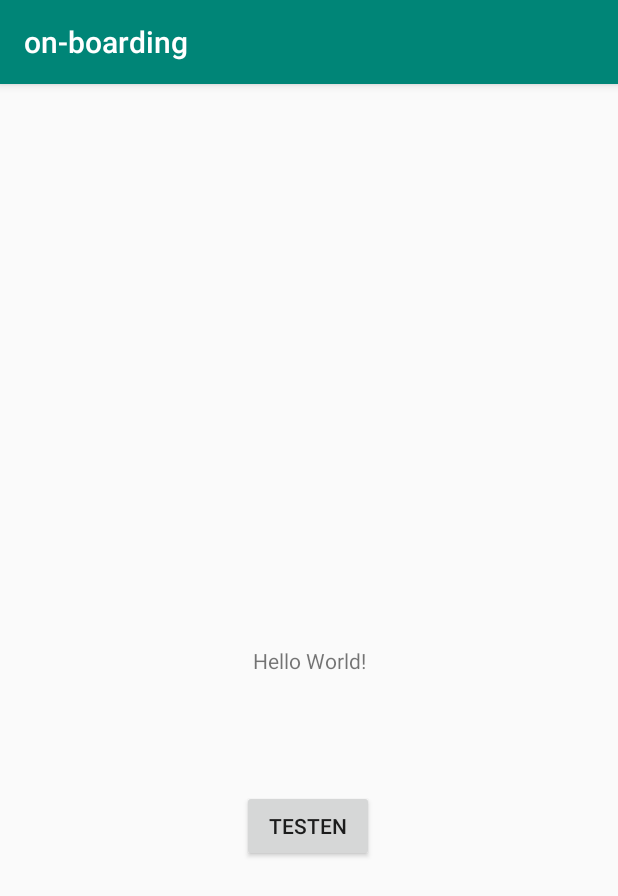
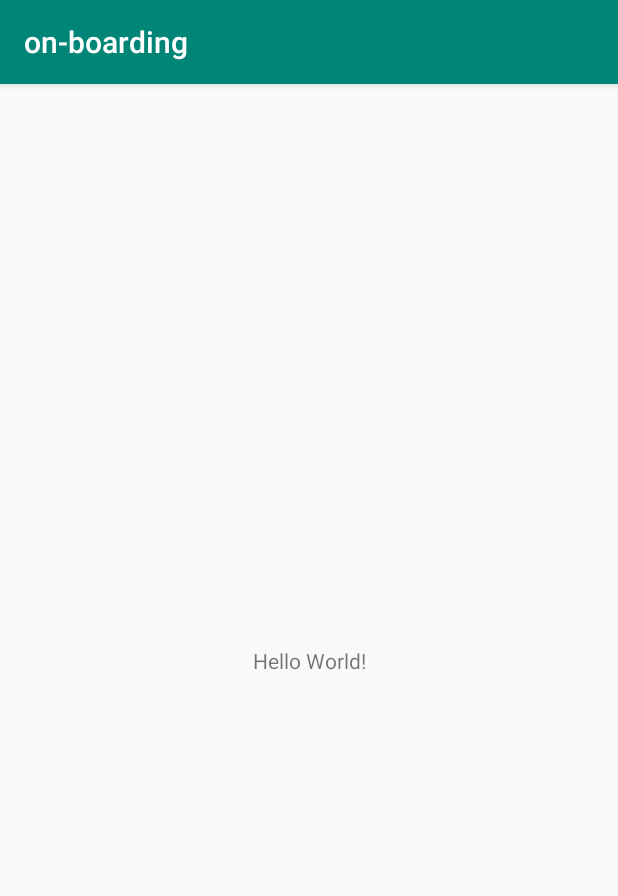
Before and after one commit to MarvinVissers/onBoarding, an Android app: the screen it shows after launch (MainActivity), on a phone screen of 412 x 824 dp. Shown: the top 896 px of the screen. Run offline under Robolectric (Android 15) with nearby library versions, the phone set to English and light mode, and no system bars.

Commit message:
Button en bijbehorende code weer verwijderd

```diff
--- a/app/src/main/java/com/example/on_boarding/MainActivity.java
+++ b/app/src/main/java/com/example/on_boarding/MainActivity.java
@@ -15,9 +15,4 @@ public class MainActivity extends AppCompatActivity {
 
 
     }
-
-    public void testButton(View view) {
-        TextView textView = findViewById(R.id.textView);
-        textView.setText("Test geslaagd");
-    }
 }
--- a/app/src/main/res/layout/activity_main.xml
+++ b/app/src/main/res/layout/activity_main.xml
@@ -16,17 +16,6 @@
         app:layout_constraintRight_toRightOf="parent"
         app:layout_constraintTop_toTopOf="parent" />
 
-    <Button
-        android:id="@+id/btnTest"
-        android:layout_width="wrap_content"
-        android:layout_height="wrap_content"
-        android:text="Testen"
-        android:onClick="testButton"
-        app:layout_constraintBottom_toBottomOf="parent"
-        app:layout_constraintEnd_toEndOf="parent"
-        app:layout_constraintHorizontal_bias="0.498"
-        app:layout_constraintStart_toStartOf="parent"
-        app:layout_constraintTop_toTopOf="parent"
-        app:layout_constraintVertical_bias="0.654" />
+
 
 </androidx.constraintlayout.widget.ConstraintLayout>
```
